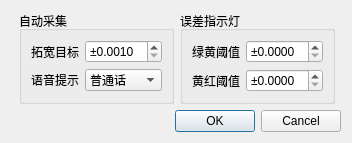
First picture: the form in othersetting.ui, repository m-RNA/TemperatureSelfCorrectionBasedOnQtSerial, before the edit.
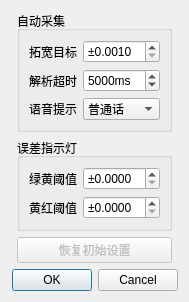
Second picture: the form after the edit.

Commit message: 修复BUG：当波动范围为0时，稳定状态识别为波动未知。 NEW：可自定义解析超时时间

```diff
--- a/othersetting.ui
+++ b/othersetting.ui
@@ -6,15 +6,41 @@
    <rect>
     <x>0</x>
     <y>0</y>
-    <width>352</width>
-    <height>137</height>
+    <width>188</width>
+    <height>276</height>
    </rect>
   </property>
   <property name="windowTitle">
    <string>设置</string>
   </property>
   <layout class="QGridLayout" name="gridLayout_2">
-   <item row="1" column="1">
+   <item row="0" column="1">
+    <spacer name="verticalSpacer">
+     <property name="orientation">
+      <enum>Qt::Vertical</enum>
+     </property>
+     <property name="sizeHint" stdset="0">
+      <size>
+       <width>20</width>
+       <height>1</height>
+      </size>
+     </property>
+    </spacer>
+   </item>
+   <item row="1" column="0">
+    <spacer name="horizontalSpacer">
+     <property name="orientation">
+      <enum>Qt::Horizontal</enum>
+     </property>
+     <property name="sizeHint" stdset="0">
+      <size>
+       <width>0</width>
+       <height>20</height>
+      </size>
+     </property>
+    </spacer>
+   </item>
+   <item row="1" column="1" colspan="3">
     <widget class="QGroupBox" name="groupBox_2">
      <property name="title">
       <string>自动采集</string>
@@ -47,13 +73,13 @@
        </widget>
       </item>
       <item row="2" column="0">
-       <widget class="QLabel" name="label_4">
+       <widget class="QLabel" name="label_5">
         <property name="text">
-         <string>语音提示</string>
+         <string>解析超时</string>
         </property>
        </widget>
       </item>
-      <item row="2" column="1">
+      <item row="3" column="1">
        <widget class="QComboBox" name="cbSound">
         <property name="sizePolicy">
          <sizepolicy hsizetype="Preferred" vsizetype="Fixed">
@@ -96,23 +122,46 @@
         </item>
        </widget>
       </item>
+      <item row="3" column="0">
+       <widget class="QLabel" name="label_4">
+        <property name="text">
+         <string>语音提示</string>
+        </property>
+       </widget>
+      </item>
+      <item row="2" column="1">
+       <widget class="QSpinBox" name="spbxAnalyseTimeout">
+        <property name="suffix">
+         <string>ms</string>
+        </property>
+        <property name="maximum">
+         <number>10000</number>
+        </property>
+        <property name="stepType">
+         <enum>QAbstractSpinBox::AdaptiveDecimalStepType</enum>
+        </property>
+        <property name="value">
+         <number>5000</number>
+        </property>
+       </widget>
+      </item>
      </layout>
     </widget>
    </item>
-   <item row="0" column="1">
-    <spacer name="verticalSpacer">
+   <item row="1" column="4" rowspan="2">
+    <spacer name="horizontalSpacer_2">
      <property name="orientation">
-      <enum>Qt::Vertical</enum>
+      <enum>Qt::Horizontal</enum>
      </property>
      <property name="sizeHint" stdset="0">
       <size>
-       <width>20</width>
-       <height>0</height>
+       <width>0</width>
+       <height>20</height>
       </size>
      </property>
     </spacer>
    </item>
-   <item row="1" column="2">
+   <item row="2" column="1" colspan="3">
     <widget class="QGroupBox" name="groupBox">
      <property name="title">
       <string>误差指示灯</string>
@@ -167,7 +216,7 @@
      </layout>
     </widget>
    </item>
-   <item row="3" column="1">
+   <item row="4" column="3">
     <spacer name="verticalSpacer_2">
      <property name="orientation">
       <enum>Qt::Vertical</enum>
@@ -180,20 +229,7 @@
      </property>
     </spacer>
    </item>
-   <item row="1" column="3">
-    <spacer name="horizontalSpacer_2">
-     <property name="orientation">
-      <enum>Qt::Horizontal</enum>
-     </property>
-     <property name="sizeHint" stdset="0">
-      <size>
-       <width>155</width>
-       <height>20</height>
-      </size>
-     </property>
-    </spacer>
-   </item>
-   <item row="4" column="0" colspan="4">
+   <item row="5" column="0" colspan="5">
     <widget class="QDialogButtonBox" name="buttonBox">
      <property name="orientation">
       <enum>Qt::Horizontal</enum>
@@ -203,18 +239,15 @@
      </property>
     </widget>
    </item>
-   <item row="1" column="0">
-    <spacer name="horizontalSpacer">
-     <property name="orientation">
-      <enum>Qt::Horizontal</enum>
+   <item row="3" column="1" colspan="3">
+    <widget class="QPushButton" name="btnReset">
+     <property name="enabled">
+      <bool>false</bool>
      </property>
-     <property name="sizeHint" stdset="0">
-      <size>
-       <width>207</width>
-       <height>20</height>
-      </size>
+     <property name="text">
+      <string>恢复初始设置</string>
      </property>
-    </spacer>
+    </widget>
    </item>
   </layout>
  </widget>
```
Left out of the diff: 46 changed lines with no effect on the pictures. The commit also changes 6 other files.
